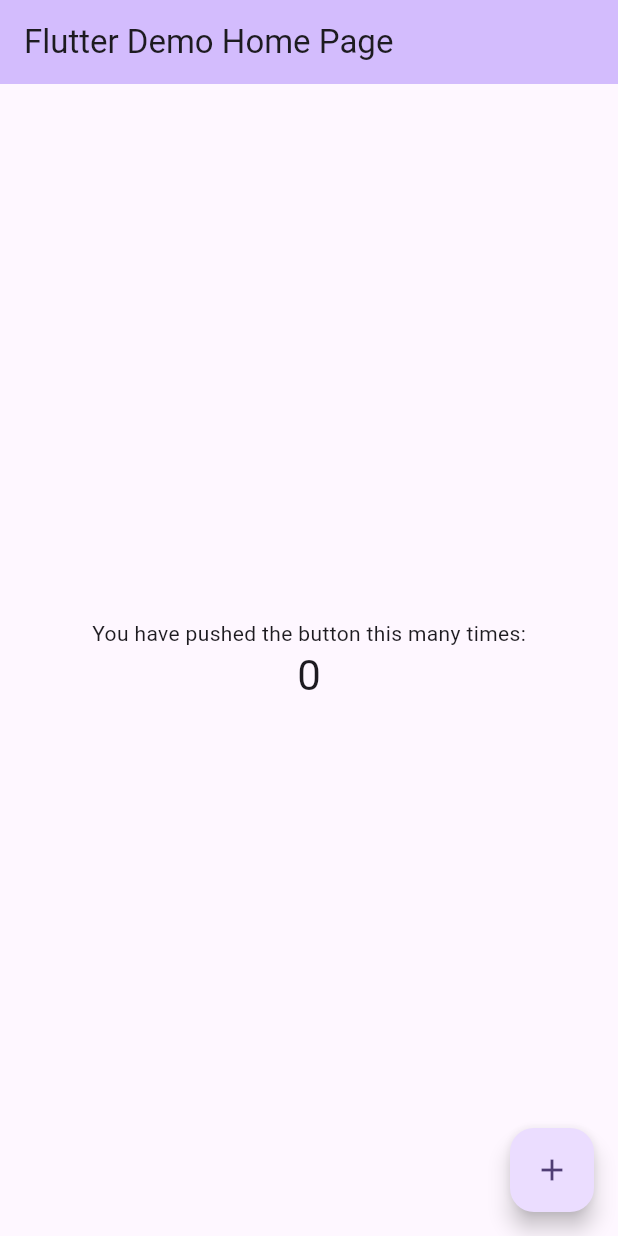
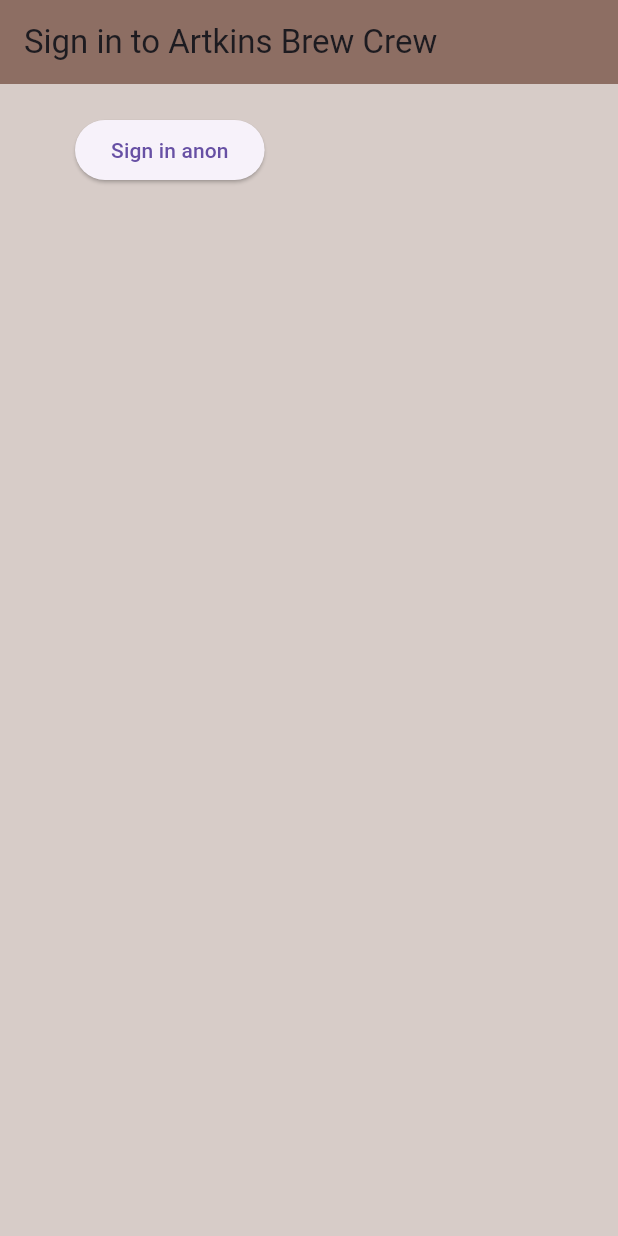
Before and after one commit to opiyodon/brew_crew, a Flutter app: the screen it shows after launch, on a phone screen of 412 x 824 dp. Run offline on Flutter 3.47's test engine with Material 3 defaults, Android fonts, the phone set to English and light mode, and no system bars; our stand-ins replace firebase_auth, firebase_core; accounts and stored records are empty.

Commit message:
successfully loged in anonymously to firebase

```diff
--- a/lib/main.dart
+++ b/lib/main.dart
@@ -1,125 +1,15 @@
+import 'package:brew_crew/screens/wrapper.dart';
 import 'package:flutter/material.dart';
+import 'package:firebase_core/firebase_core.dart';
+import 'firebase_options.dart';
 
-void main() {
-  runApp(const MyApp());
+void main() async {
+  WidgetsFlutterBinding.ensureInitialized();
+  await Firebase.initializeApp(
+    options: DefaultFirebaseOptions.currentPlatform,
+  );
+  runApp(const MaterialApp(
+    debugShowCheckedModeBanner: false,
+    home: Wrapper(),
+  ));
 }
-
-class MyApp extends StatelessWidget {
-  const MyApp({super.key});
-
-  // This widget is the root of your application.
-  @override
-  Widget build(BuildContext context) {
-    return MaterialApp(
-      title: 'Flutter Demo',
-      theme: ThemeData(
-        // This is the theme of your application.
-        //
-        // TRY THIS: Try running your application with "flutter run". You'll see
-        // the application has a purple toolbar. Then, without quitting the app,
-        // try changing the seedColor in the colorScheme below to Colors.green
-        // and then invoke "hot reload" (save your changes or press the "hot
-        // reload" button in a Flutter-supported IDE, or press "r" if you used
-        // the command line to start the app).
-        //
-        // Notice that the counter didn't reset back to zero; the application
-        // state is not lost during the reload. To reset the state, use hot
-        // restart instead.
-        //
-        // This works for code too, not just values: Most code changes can be
-        // tested with just a hot reload.
-        colorScheme: ColorScheme.fromSeed(seedColor: Colors.deepPurple),
-        useMaterial3: true,
-      ),
-      home: const MyHomePage(title: 'Flutter Demo Home Page'),
-    );
-  }
-}
-
-class MyHomePage extends StatefulWidget {
-  const MyHomePage({super.key, required this.title});
-
-  // This widget is the home page of your application. It is stateful, meaning
-  // that it has a State object (defined below) that contains fields that affect
-  // how it looks.
-
-  // This class is the configuration for the state. It holds the values (in this
-  // case the title) provided by the parent (in this case the App widget) and
-  // used by the build method of the State. Fields in a Widget subclass are
-  // always marked "final".
-
-  final String title;
-
-  @override
-  State<MyHomePage> createState() => _MyHomePageState();
-}
-
-class _MyHomePageState extends State<MyHomePage> {
-  int _counter = 0;
-
-  void _incrementCounter() {
-    setState(() {
-      // This call to setState tells the Flutter framework that something has
-      // changed in this State, which causes it to rerun the build method below
-      // so that the display can reflect the updated values. If we changed
-      // _counter without calling setState(), then the build method would not be
-      // called again, and so nothing would appear to happen.
-      _counter++;
-    });
-  }
-
-  @override
-  Widget build(BuildContext context) {
-    // This method is rerun every time setState is called, for instance as done
-    // by the _incrementCounter method above.
-    //
-    // The Flutter framework has been optimized to make rerunning build methods
-    // fast, so that you can just rebuild anything that needs updating rather
-    // than having to individually change instances of widgets.
-    return Scaffold(
-      appBar: AppBar(
-        // TRY THIS: Try changing the color here to a specific color (to
-        // Colors.amber, perhaps?) and trigger a hot reload to see the AppBar
-        // change color while the other colors stay the same.
-        backgroundColor: Theme.of(context).colorScheme.inversePrimary,
-        // Here we take the value from the MyHomePage object that was created by
-        // the App.build method, and use it to set our appbar title.
-        title: Text(widget.title),
-      ),
-      body: Center(
-        // Center is a layout widget. It takes a single child and positions it
-        // in the middle of the parent.
-        child: Column(
-          // Column is also a layout widget. It takes a list of children and
-          // arranges them vertically. By default, it sizes itself to fit its
-          // children horizontally, and tries to be as tall as its parent.
-          //
-          // Column has various properties to control how it sizes itself and
-          // how it positions its children. Here we use mainAxisAlignment to
-          // center the children vertically; the main axis here is the vertical
-          // axis because Columns are vertical (the cross axis would be
-          // horizontal).
-          //
-          // TRY THIS: Invoke "debug painting" (choose the "Toggle Debug Paint"
-          // action in the IDE, or press "p" in the console), to see the
-          // wireframe for each widget.
-          mainAxisAlignment: MainAxisAlignment.center,
-          children: <Widget>[
-            const Text(
-              'You have pushed the button this many times:',
-            ),
-            Text(
-              '$_counter',
-              style: Theme.of(context).textTheme.headlineMedium,
-            ),
-          ],
-        ),
-      ),
-      floatingActionButton: FloatingActionButton(
-        onPressed: _incrementCounter,
-        tooltip: 'Increment',
-        child: const Icon(Icons.add),
-      ), // This trailing comma makes auto-formatting nicer for build methods.
-    );
-  }
-}
--- /dev/null
+++ b/lib/screens/authenticate/authenticate.dart
@@ -0,0 +1,20 @@
+import 'package:brew_crew/screens/authenticate/sign_in.dart';
+import 'package:flutter/material.dart';
+
+class Authenticate extends StatefulWidget {
+  const Authenticate({super.key});
+
+  @override
+  State<Authenticate> createState() => _AuthenticateState();
+}
+
+class _AuthenticateState extends State<Authenticate> {
+  @override
+  Widget build(BuildContext context) {
+    return const Scaffold(
+      body: SafeArea(
+        child: SignIn(),
+      ),
+    );
+  }
+}
--- /dev/null
+++ b/lib/screens/authenticate/sign_in.dart
@@ -0,0 +1,40 @@
+import 'package:brew_crew/services/auth.dart';
+import 'package:flutter/material.dart';
+
+class SignIn extends StatefulWidget {
+  const SignIn({super.key});
+
+  @override
+  State<SignIn> createState() => _SignInState();
+}
+
+class _SignInState extends State<SignIn> {
+  final AuthService _auth = AuthService();
+
+  @override
+  Widget build(BuildContext context) {
+    return Scaffold(
+      backgroundColor: Colors.brown[100],
+      appBar: AppBar(
+        backgroundColor: Colors.brown[400],
+        elevation: 0.0,
+        title: const Text('Sign in to Artkins Brew Crew'),
+      ),
+      body: Container(
+        padding: const EdgeInsets.symmetric(vertical: 20.0, horizontal: 50.0),
+        child: ElevatedButton(
+          child: const Text('Sign in anon'),
+          onPressed: () async {
+            dynamic result = await _auth.signInAnon();
+            if (result == null) {
+              print('error signing in');
+            } else {
+              print('signed in');
+              print(result.uid); // Assuming you want to print the user's UID
+            }
+          },
+        ),
+      ),
+    );
+  }
+}
--- /dev/null
+++ b/lib/screens/wrapper.dart
@@ -0,0 +1,18 @@
+import 'package:brew_crew/screens/authenticate/authenticate.dart';
+import 'package:brew_crew/screens/home/home.dart';
+import 'package:flutter/material.dart';
+
+class Wrapper extends StatefulWidget {
+  const Wrapper({super.key});
+
+  @override
+  State<Wrapper> createState() => _WrapperState();
+}
+
+class _WrapperState extends State<Wrapper> {
+  @override
+  Widget build(BuildContext context) {
+    // return either home or authenticate
+    return const Authenticate();
+  }
+}
--- /dev/null
+++ b/lib/services/auth.dart
@@ -0,0 +1,23 @@
+import 'package:firebase_auth/firebase_auth.dart';
+
+class AuthService {
+  final FirebaseAuth _auth = FirebaseAuth.instance;
+
+  // sign in anon
+  Future<User?> signInAnon() async {
+    try {
+      UserCredential result = await _auth.signInAnonymously();
+      User? user = result.user;
+      return user; // Return the user object if sign-in is successful
+    } on FirebaseAuthException catch (e) {
+      print(e.toString());
+      return null; // Return null if there is an error
+    }
+  }
+
+// sign in with email & password
+
+// register with email & password
+
+// sign out
+}
```
Also changed, not shown: lib/screens/home/home.dart (added, +17 -0 lines), 1 other file.
